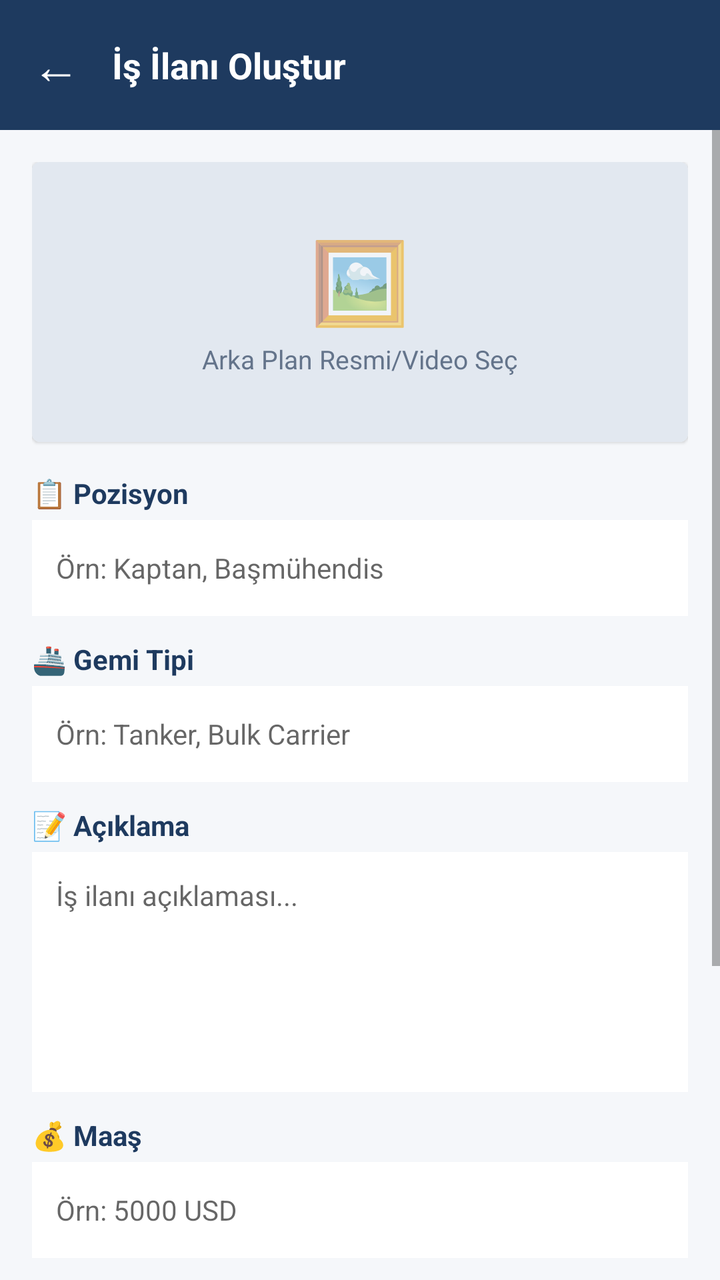
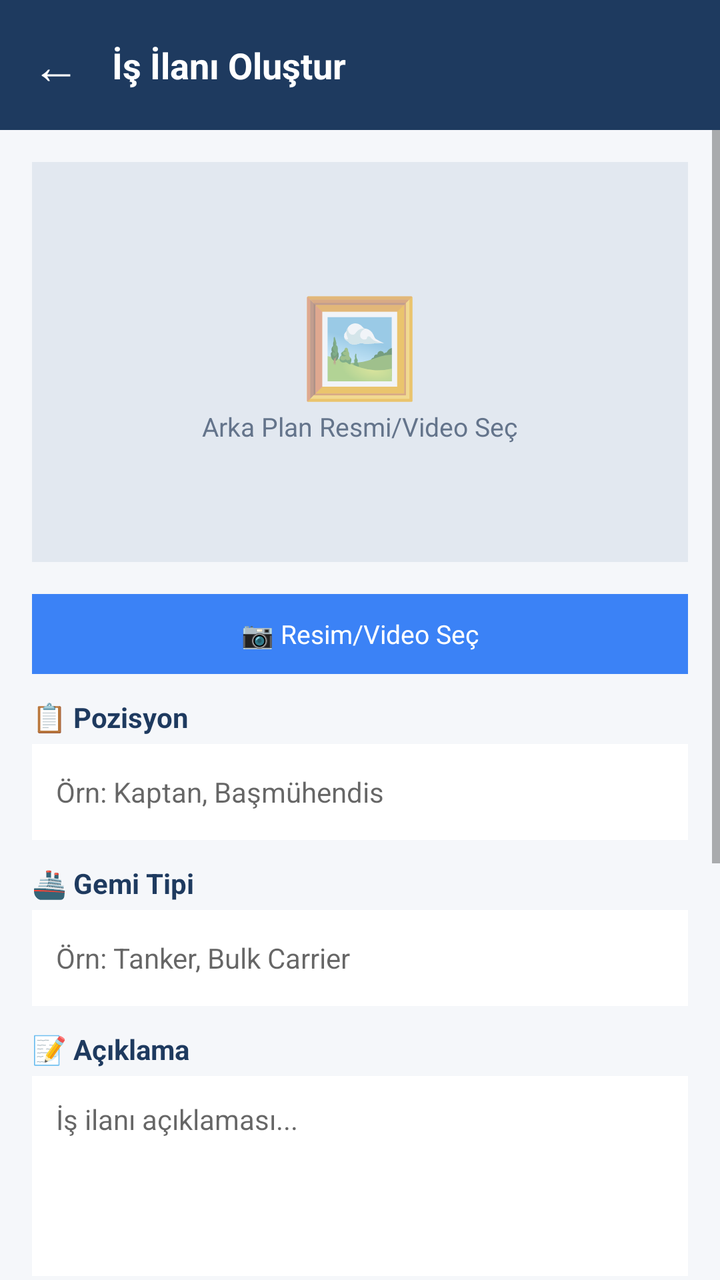

Before-and-after screenshots of an Android layout around one commit, followed by the original layout XML and the change that was made.
<!-- AndroidManifest.xml: application theme Theme.Crewintel -->
<!-- res/layout/activity_job_post.xml -->
<?xml version="1.0" encoding="utf-8"?>
<LinearLayout xmlns:android="http://schemas.android.com/apk/res/android"
    android:layout_width="match_parent"
    android:layout_height="match_parent"
    android:orientation="vertical"
    android:background="#f5f7fa">

    <LinearLayout
        android:layout_width="match_parent"
        android:layout_height="wrap_content"
        android:orientation="horizontal"
        android:gravity="center_vertical"
        android:padding="16dp"
        android:background="#1e3a5f">
        <TextView android:id="@+id/btnBack" android:layout_width="wrap_content" android:layout_height="wrap_content" android:text="←" android:textColor="#fff" android:textSize="24sp" android:paddingEnd="16dp" android:clickable="true" android:focusable="true" />
        <TextView android:layout_width="0dp" android:layout_height="wrap_content" android:layout_weight="1" android:text="İş İlanı Oluştur" android:textColor="#fff" android:textSize="18sp" android:textStyle="bold" />
    </LinearLayout>

    <ScrollView android:layout_width="match_parent" android:layout_height="match_parent">
        <LinearLayout android:layout_width="match_parent" android:layout_height="wrap_content" android:orientation="vertical" android:padding="16dp">

            
            <com.google.android.material.card.MaterialCardView android:id="@+id/cardMedia" android:layout_width="match_parent" android:layout_height="140dp" android:layout_marginBottom="16dp" android:clickable="true" android:focusable="true">
                <LinearLayout android:layout_width="match_parent" android:layout_height="match_parent" android:orientation="vertical" android:gravity="center" android:background="#e2e8f0">
                    <TextView android:id="@+id/tvMediaIcon" android:layout_width="wrap_content" android:layout_height="wrap_content" android:text="🖼️" android:textSize="40sp" />
                    <TextView android:id="@+id/tvMediaHint" android:layout_width="wrap_content" android:layout_height="wrap_content" android:text="Arka Plan Resmi/Video Seç" android:textColor="#64748b" android:textSize="13sp" android:layout_marginTop="4dp" />
                </LinearLayout>
            </com.google.android.material.card.MaterialCardView>

            <TextView android:layout_width="match_parent" android:layout_height="wrap_content" android:text="📋 Pozisyon" android:textColor="#1e3a5f" android:textSize="14sp" android:textStyle="bold" android:layout_marginBottom="4dp" />
            <EditText android:id="@+id/etPosition" android:layout_width="match_parent" android:layout_height="48dp" android:background="#fff" android:padding="12dp" android:hint="Örn: Kaptan, Başmühendis" android:textSize="14sp" android:layout_marginBottom="12dp" />

            <TextView android:layout_width="match_parent" android:layout_height="wrap_content" android:text="🚢 Gemi Tipi" android:textColor="#1e3a5f" android:textSize="14sp" android:textStyle="bold" android:layout_marginBottom="4dp" />
            <EditText android:id="@+id/etVesselType" android:layout_width="match_parent" android:layout_height="48dp" android:background="#fff" android:padding="12dp" android:hint="Örn: Tanker, Bulk Carrier" android:textSize="14sp" android:layout_marginBottom="12dp" />

            <TextView android:layout_width="match_parent" android:layout_height="wrap_content" android:text="📝 Açıklama" android:textColor="#1e3a5f" android:textSize="14sp" android:textStyle="bold" android:layout_marginBottom="4dp" />
            <EditText android:id="@+id/etDescription" android:layout_width="match_parent" android:layout_height="120dp" android:background="#fff" android:padding="12dp" android:hint="İş ilanı açıklaması..." android:textSize="14sp" android:inputType="textMultiLine" android:gravity="top" android:layout_marginBottom="12dp" />

            <TextView android:layout_width="match_parent" android:layout_height="wrap_content" android:text="💰 Maaş" android:textColor="#1e3a5f" android:textSize="14sp" android:textStyle="bold" android:layout_marginBottom="4dp" />
            <EditText android:id="@+id/etSalary" android:layout_width="match_parent" android:layout_height="48dp" android:background="#fff" android:padding="12dp" android:hint="Örn: 5000 USD" android:textSize="14sp" android:layout_marginBottom="12dp" />

            <TextView android:layout_width="match_parent" android:layout_height="wrap_content" android:text="📞 İletişim" android:textColor="#1e3a5f" android:textSize="14sp" android:textStyle="bold" android:layout_marginBottom="4dp" />
            <EditText android:id="@+id/etContact" android:layout_width="match_parent" android:layout_height="48dp" android:background="#fff" android:padding="12dp" android:hint="Telefon / E-posta" android:textSize="14sp" android:layout_marginBottom="20dp" />

            
            <TextView android:id="@+id/tvPreview" android:layout_width="match_parent" android:layout_height="wrap_content" android:background="#fff" android:padding="16dp" android:textColor="#1e3a5f" android:textSize="13sp" android:lineSpacingExtra="4dp" android:layout_marginBottom="16dp" android:visibility="gone" />

            <com.google.android.material.button.MaterialButton android:id="@+id/btnPreview" android:layout_width="match_parent" android:layout_height="48dp" android:text="👁️ Önizle" android:textSize="14sp" android:backgroundTint="#64748b" android:layout_marginBottom="8dp" />

            <com.google.android.material.button.MaterialButton android:id="@+id/btnShare" android:layout_width="match_parent" android:layout_height="52dp" android:text="📤 İlanı Paylaş" android:textSize="15sp" android:textStyle="bold" android:backgroundTint="#16a34a" />
        </LinearLayout>
    </ScrollView>
</LinearLayout>
<!-- resources referenced by this layout -->
<resources>
  <style name="Theme.Crewintel" parent="Theme.MaterialComponents.DayNight.DarkActionBar">
          <item name="colorPrimary">#1e3a5f</item>
          <item name="colorPrimaryVariant">#2d5a8e</item>
          <item name="colorOnPrimary">#ffffff</item>
          <item name="colorSecondary">#ea580c</item>
          <item name="colorSecondaryVariant">#f97316</item>
          <item name="colorOnSecondary">#ffffff</item>
          <item name="android:statusBarColor">#1e3a5f</item>
          <item name="android:windowBackground">#f5f7fa</item>
      </style>
</resources>

<!-- the commit's change to res/layout/activity_job_post.xml (unified diff, before → after) -->
@@ -20,12 +20,48 @@
         <LinearLayout android:layout_width="match_parent" android:layout_height="wrap_content" android:orientation="vertical" android:padding="16dp">
 
             
-            <com.google.android.material.card.MaterialCardView android:id="@+id/cardMedia" android:layout_width="match_parent" android:layout_height="140dp" android:layout_marginBottom="16dp" android:clickable="true" android:focusable="true">
-                <LinearLayout android:layout_width="match_parent" android:layout_height="match_parent" android:orientation="vertical" android:gravity="center" android:background="#e2e8f0">
-                    <TextView android:id="@+id/tvMediaIcon" android:layout_width="wrap_content" android:layout_height="wrap_content" android:text="🖼️" android:textSize="40sp" />
-                    <TextView android:id="@+id/tvMediaHint" android:layout_width="wrap_content" android:layout_height="wrap_content" android:text="Arka Plan Resmi/Video Seç" android:textColor="#64748b" android:textSize="13sp" android:layout_marginTop="4dp" />
+            <FrameLayout
+                android:layout_width="match_parent"
+                android:layout_height="200dp"
+                android:layout_marginBottom="16dp"
+                android:background="#e2e8f0">
+
+                <ImageView
+                    android:id="@+id/ivPreview"
+                    android:layout_width="match_parent"
+                    android:layout_height="match_parent"
+                    android:scaleType="centerCrop"
+                    android:visibility="gone" />
+
+                <LinearLayout
+                    android:id="@+id/layoutPlaceholder"
+                    android:layout_width="match_parent"
+                    android:layout_height="match_parent"
+                    android:orientation="vertical"
+                    android:gravity="center">
+
+                    <TextView android:layout_width="wrap_content" android:layout_height="wrap_content" android:text="🖼️" android:textSize="48sp" />
+                    <TextView android:layout_width="wrap_content" android:layout_height="wrap_content" android:text="Arka Plan Resmi/Video Seç" android:textColor="#64748b" android:textSize="13sp" />
                 </LinearLayout>
-            </com.google.android.material.card.MaterialCardView>
+
+                
+                <LinearLayout
+                    android:id="@+id/layoutOverlay"
+                    android:layout_width="match_parent"
+                    android:layout_height="match_parent"
+                    android:orientation="vertical"
+                    android:gravity="bottom"
+                    android:padding="12dp"
+                    android:background="#80000000"
+                    android:visibility="gone">
+
+                    <TextView android:id="@+id/tvOverlayTitle" android:layout_width="match_parent" android:layout_height="wrap_content" android:textColor="#fff" android:textSize="16sp" android:textStyle="bold" />
+                    <TextView android:id="@+id/tvOverlaySub" android:layout_width="match_parent" android:layout_height="wrap_content" android:textColor="#FFD700" android:textSize="11sp" android:layout_marginTop="4dp" />
+                    <TextView android:layout_width="match_parent" android:layout_height="wrap_content" android:text="⚓ UMAY Admin" android:textColor="#94a3b8" android:textSize="10sp" android:layout_marginTop="4dp" />
+                </LinearLayout>
+            </FrameLayout>
+
+            <TextView android:id="@+id/btnSelectMedia" android:layout_width="match_parent" android:layout_height="40dp" android:text="📷 Resim/Video Seç" android:textColor="#fff" android:textSize="13sp" android:background="#3b82f6" android:gravity="center" android:layout_marginBottom="12dp" android:clickable="true" android:focusable="true" />
 
             <TextView android:layout_width="match_parent" android:layout_height="wrap_content" android:text="📋 Pozisyon" android:textColor="#1e3a5f" android:textSize="14sp" android:textStyle="bold" android:layout_marginBottom="4dp" />
             <EditText android:id="@+id/etPosition" android:layout_width="match_parent" android:layout_height="48dp" android:background="#fff" android:padding="12dp" android:hint="Örn: Kaptan, Başmühendis" android:textSize="14sp" android:layout_marginBottom="12dp" />
@@ -34,20 +70,39 @@
             <EditText android:id="@+id/etVesselType" android:layout_width="match_parent" android:layout_height="48dp" android:background="#fff" android:padding="12dp" android:hint="Örn: Tanker, Bulk Carrier" android:textSize="14sp" android:layout_marginBottom="12dp" />
 
             <TextView android:layout_width="match_parent" android:layout_height="wrap_content" android:text="📝 Açıklama" android:textColor="#1e3a5f" android:textSize="14sp" android:textStyle="bold" android:layout_marginBottom="4dp" />
-            <EditText android:id="@+id/etDescription" android:layout_width="match_parent" android:layout_height="120dp" android:background="#fff" android:padding="12dp" android:hint="İş ilanı açıklaması..." android:textSize="14sp" android:inputType="textMultiLine" android:gravity="top" android:layout_marginBottom="12dp" />
+            <EditText android:id="@+id/etDescription" android:layout_width="match_parent" android:layout_height="100dp" android:background="#fff" android:padding="12dp" android:hint="İş ilanı açıklaması..." android:textSize="14sp" android:inputType="textMultiLine" android:gravity="top" android:layout_marginBottom="12dp" />
 
             <TextView android:layout_width="match_parent" android:layout_height="wrap_content" android:text="💰 Maaş" android:textColor="#1e3a5f" android:textSize="14sp" android:textStyle="bold" android:layout_marginBottom="4dp" />
             <EditText android:id="@+id/etSalary" android:layout_width="match_parent" android:layout_height="48dp" android:background="#fff" android:padding="12dp" android:hint="Örn: 5000 USD" android:textSize="14sp" android:layout_marginBottom="12dp" />
 
             <TextView android:layout_width="match_parent" android:layout_height="wrap_content" android:text="📞 İletişim" android:textColor="#1e3a5f" android:textSize="14sp" android:textStyle="bold" android:layout_marginBottom="4dp" />
-            <EditText android:id="@+id/etContact" android:layout_width="match_parent" android:layout_height="48dp" android:background="#fff" android:padding="12dp" android:hint="Telefon / E-posta" android:textSize="14sp" android:layout_marginBottom="20dp" />
+            <EditText android:id="@+id/etContact" android:layout_width="match_parent" android:layout_height="48dp" android:background="#fff" android:padding="12dp" android:hint="Telefon / E-posta" android:textSize="14sp" android:layout_marginBottom="16dp" />
 
             
-            <TextView android:id="@+id/tvPreview" android:layout_width="match_parent" android:layout_height="wrap_content" android:background="#fff" android:padding="16dp" android:textColor="#1e3a5f" android:textSize="13sp" android:lineSpacingExtra="4dp" android:layout_marginBottom="16dp" android:visibility="gone" />
+            <TextView android:layout_width="match_parent" android:layout_height="wrap_content" android:text="📤 Paylaş" android:textColor="#1e3a5f" android:textSize="14sp" android:textStyle="bold" android:layout_marginBottom="8dp" />
 
-            <com.google.android.material.button.MaterialButton android:id="@+id/btnPreview" android:layout_width="match_parent" android:layout_height="48dp" android:text="👁️ Önizle" android:textSize="14sp" android:backgroundTint="#64748b" android:layout_marginBottom="8dp" />
+            <LinearLayout
+                android:layout_width="match_parent"
+                android:layout_height="wrap_content"
+                android:orientation="horizontal"
+                android:layout_marginBottom="8dp">
 
-            <com.google.android.material.button.MaterialButton android:id="@+id/btnShare" android:layout_width="match_parent" android:layout_height="52dp" android:text="📤 İlanı Paylaş" android:textSize="15sp" android:textStyle="bold" android:backgroundTint="#16a34a" />
+                <TextView android:id="@+id/btnShareWA" android:layout_width="0dp" android:layout_height="40dp" android:layout_weight="1" android:text="💬 WhatsApp" android:textColor="#fff" android:textSize="11sp" android:gravity="center" android:background="#25D366" android:layout_marginEnd="4dp" android:clickable="true" android:focusable="true" />
+                <TextView android:id="@+id/btnShareIG" android:layout_width="0dp" android:layout_height="40dp" android:layout_weight="1" android:text="📸 Instagram" android:textColor="#fff" android:textSize="11sp" android:gravity="center" android:background="#E1306C" android:layout_marginEnd="4dp" android:clickable="true" android:focusable="true" />
+                <TextView android:id="@+id/btnShareFB" android:layout_width="0dp" android:layout_height="40dp" android:layout_weight="1" android:text="📘 Facebook" android:textColor="#fff" android:textSize="11sp" android:gravity="center" android:background="#1877F2" android:clickable="true" android:focusable="true" />
+            </LinearLayout>
+
+            <LinearLayout
+                android:layout_width="match_parent"
+                android:layout_height="wrap_content"
+                android:orientation="horizontal"
+                android:layout_marginBottom="16dp">
+
+                <TextView android:id="@+id/btnShareLI" android:layout_width="0dp" android:layout_height="40dp" android:layout_weight="1" android:text="💼 LinkedIn" android:textColor="#fff" android:textSize="11sp" android:gravity="center" android:background="#0A66C2" android:layout_marginEnd="4dp" android:clickable="true" android:focusable="true" />
+                <TextView android:id="@+id/btnShareTG" android:layout_width="0dp" android:layout_height="40dp" android:layout_weight="1" android:text="✈️ Telegram" android:textColor="#fff" android:textSize="11sp" android:gravity="center" android:background="#0088CC" android:layout_marginEnd="4dp" android:clickable="true" android:focusable="true" />
+                <TextView android:id="@+id/btnShareMore" android:layout_width="0dp" android:layout_height="40dp" android:layout_weight="1" android:text="➕ Diğer" android:textColor="#fff" android:textSize="11sp" android:gravity="center" android:background="#64748b" android:clickable="true" android:focusable="true" />
+            </LinearLayout>
+
         </LinearLayout>
     </ScrollView>
 </LinearLayout>
